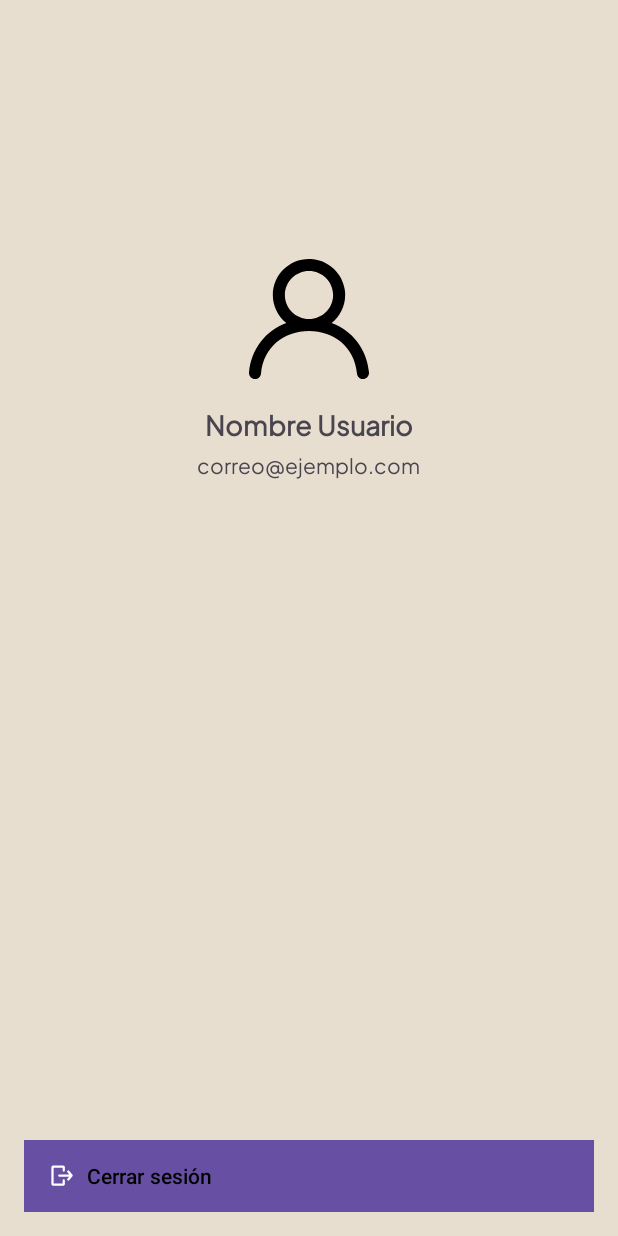
After one commit to Estefano2344/LasHuequitasApp, an Android app: the layout nav_header.xml on its own in the app's theme, with its tools: preview values and no code run, on a phone screen of 412 x 824 dp. The commit adds this screen. Run offline under Robolectric (Android 15) with nearby library versions, the phone set to English and light mode, and no system bars.

Commit message:
create barra lateral

```diff
--- a/app/build.gradle.kts
+++ b/app/build.gradle.kts
@@ -42,6 +42,7 @@ dependencies {
     implementation(libs.material)
     implementation(libs.androidx.activity)
     implementation(libs.androidx.constraintlayout)
+    implementation(libs.google.material)
     testImplementation(libs.junit)
     androidTestImplementation(libs.androidx.junit)
     androidTestImplementation(libs.androidx.espresso.core)
--- a/app/src/main/java/com/proano/estefano/lashuequitasapp/HomeActivity.kt
+++ b/app/src/main/java/com/proano/estefano/lashuequitasapp/HomeActivity.kt
@@ -5,6 +5,9 @@ import androidx.activity.enableEdgeToEdge
 import androidx.appcompat.app.AppCompatActivity
 import androidx.core.view.ViewCompat
 import androidx.core.view.WindowInsetsCompat
+import androidx.drawerlayout.widget.DrawerLayout
+import androidx.core.view.GravityCompat
+import android.widget.ImageView
 
 class HomeActivity : AppCompatActivity() {
     override fun onCreate(savedInstanceState: Bundle?) {
@@ -16,5 +19,11 @@ class HomeActivity : AppCompatActivity() {
             v.setPadding(systemBars.left, systemBars.top, systemBars.right, systemBars.bottom)
             insets
         }
+
+        val drawerLayout = findViewById<DrawerLayout>(R.id.drawerLayout)
+        val opciones = findViewById<ImageView>(R.id.opcionesImageView)
+        opciones.setOnClickListener {
+            drawerLayout.openDrawer(GravityCompat.START)
+        }
     }
 }
--- a/app/src/main/res/layout/activity_home.xml
+++ b/app/src/main/res/layout/activity_home.xml
@@ -1,12 +1,16 @@
 <?xml version="1.0" encoding="utf-8"?>
-<androidx.constraintlayout.widget.ConstraintLayout
+<androidx.drawerlayout.widget.DrawerLayout
     xmlns:android="http://schemas.android.com/apk/res/android"
     xmlns:app="http://schemas.android.com/apk/res-auto"
     xmlns:tools="http://schemas.android.com/tools"
+    android:id="@+id/drawerLayout"
+    android:layout_width="match_parent"
+    android:layout_height="match_parent">
+
+    <androidx.constraintlayout.widget.ConstraintLayout
         android:id="@+id/main"
         android:layout_width="match_parent"
         android:layout_height="match_parent">
-
         <!-- Barra superior -->
         <LinearLayout
             android:id="@+id/topBar"
@@ -28,6 +32,7 @@
                 android:orientation="horizontal"
                 android:gravity="center_vertical">
 
+                <!-- Dentro de tu ConstraintLayout en activity_home.xml -->
                 <ImageView
                     android:id="@+id/opcionesImageView"
                     android:layout_width="28dp"
@@ -498,4 +503,14 @@
             app:layout_constraintStart_toStartOf="parent"
             app:layout_constraintEnd_toEndOf="parent"
             app:menu="@menu/bottom_nav_menu"/>
+
     </androidx.constraintlayout.widget.ConstraintLayout>
+
+    <com.google.android.material.navigation.NavigationView
+        android:id="@+id/navigationView"
+        android:layout_width="wrap_content"
+        android:layout_height="match_parent"
+        android:layout_gravity="start"
+        app:headerLayout="@layout/nav_header"
+        app:menu="@menu/empty_menu"/>
+</androidx.drawerlayout.widget.DrawerLayout>
--- /dev/null
+++ b/app/src/main/res/layout/nav_header.xml
@@ -0,0 +1,63 @@
+<LinearLayout
+    xmlns:android="http://schemas.android.com/apk/res/android"
+    xmlns:app="http://schemas.android.com/apk/res-auto"
+    android:layout_width="match_parent"
+    android:layout_height="match_parent"
+    android:orientation="vertical"
+    android:background="@color/orange_ratingRestaurantTransparent"
+    android:padding="16dp"
+    android:gravity="center_horizontal">
+
+    <!-- Espacio arriba para bajar el contenido -->
+    <View
+        android:layout_width="match_parent"
+        android:layout_height="0dp"
+        android:layout_weight="0.4"/>
+
+    <ImageView
+        android:id="@+id/userImage"
+        android:layout_width="80dp"
+        android:layout_height="80dp"
+        android:src="@drawable/perfil"
+        android:scaleType="centerCrop"
+        android:layout_marginBottom="16dp"/>
+
+    <TextView
+        android:id="@+id/userName"
+        android:layout_width="wrap_content"
+        android:layout_height="wrap_content"
+        android:text="@string/nombre_usuario"
+        android:textStyle="bold"
+        android:textSize="18sp"
+        android:fontFamily="@font/plus_jakarta_sans"
+        android:layout_marginBottom="4dp"/>
+
+    <TextView
+        android:id="@+id/userEmail"
+        android:layout_width="wrap_content"
+        android:layout_height="wrap_content"
+        android:text="@string/correo_ejemplo_com"
+        android:textSize="14sp"
+        android:fontFamily="@font/plus_jakarta_sans"
+        android:layout_marginBottom="24dp"/>
+
+    <View
+        android:layout_width="match_parent"
+        android:layout_height="0dp"
+        android:layout_weight="1"/>
+
+    <Button
+        android:id="@+id/btnCerrarSesion"
+        android:layout_width="match_parent"
+        android:layout_height="48dp"
+        android:layout_marginTop="24dp"
+        android:background="@color/white"
+        android:backgroundTint="@color/white"
+        android:drawablePadding="12dp"
+        android:gravity="center_vertical|start"
+        android:paddingStart="16dp"
+        android:text="@string/cerrar_sesi_n"
+        android:textColor="@color/black"
+        android:textColorLink="@color/barra_sup_inf"
+        app:icon="@drawable/cerrarsesion" />
+</LinearLayout>
--- /dev/null
+++ b/app/src/main/res/menu/empty_menu.xml
@@ -0,0 +1 @@
+<menu xmlns:android="http://schemas.android.com/apk/res/android"/>
--- a/app/src/main/res/values/strings.xml
+++ b/app/src/main/res/values/strings.xml
@@ -39,4 +39,7 @@
 
     <string name="puntuacion">4.5</string>
     <string name="resenas">2 reseñas</string>
+    <string name="nombre_usuario">Nombre Usuario</string>
+    <string name="correo_ejemplo_com">correo@ejemplo.com</string>
+    <string name="cerrar_sesi_n">Cerrar sesión</string>
 </resources>
--- a/gradle/libs.versions.toml
+++ b/gradle/libs.versions.toml
@@ -9,6 +9,7 @@ appcompat = "1.6.1"
 material = "1.10.0"
 activity = "1.8.0"
 constraintlayout = "2.1.4"
+materialVersion = "1.12.0"
 
 [libraries]
 androidx-core-ktx = { group = "androidx.core", name = "core-ktx", version.ref = "coreKtx" }
@@ -19,6 +20,7 @@ androidx-appcompat = { group = "androidx.appcompat", name = "appcompat", version
 material = { group = "com.google.android.material", name = "material", version.ref = "material" }
 androidx-activity = { group = "androidx.activity", name = "activity", version.ref = "activity" }
 androidx-constraintlayout = { group = "androidx.constraintlayout", name = "constraintlayout", version.ref = "constraintlayout" }
+google-material = { group = "com.google.android.material", name = "material", version.ref = "materialVersion" }
 
 [plugins]
 android-application = { id = "com.android.application", version.ref = "agp" }
```
Also changed, not shown: app/src/main/AndroidManifest.xml (+5 -4 lines). Lines whose indentation alone changed are shown as unchanged.
